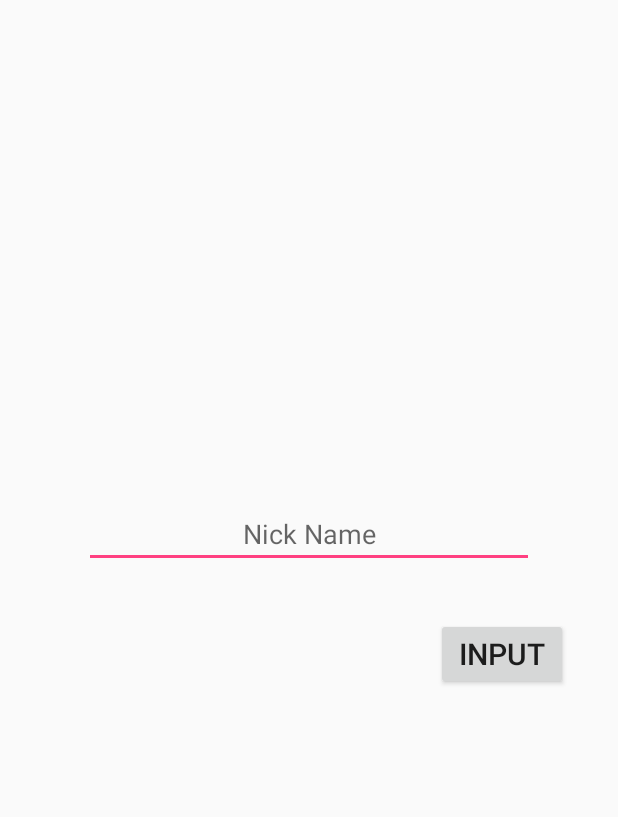
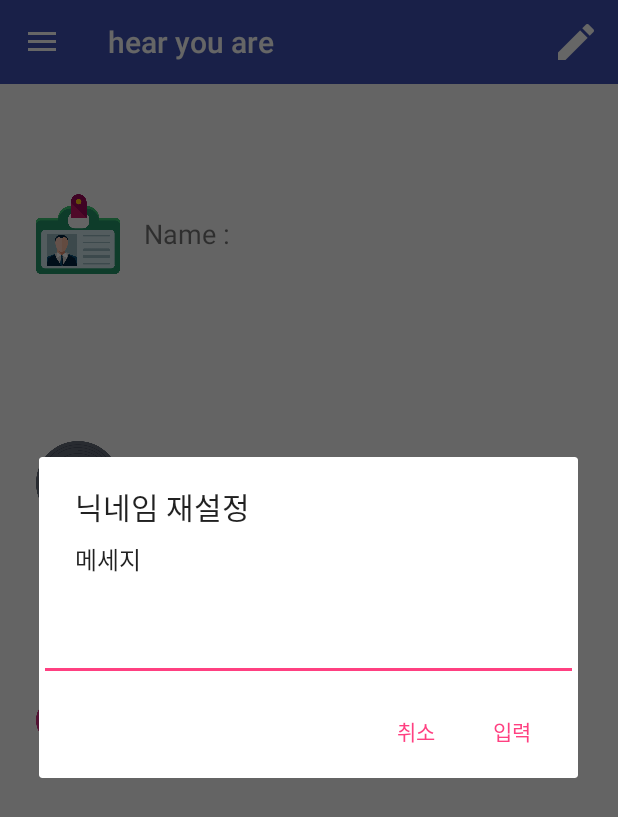
Before and after one commit to rlawlstjd0077/hear-you-are, an Android app: the fragment ProfileFragment placed in its activity, after a tap on "Menu item", on a phone screen of 412 x 824 dp. Shown: the top 817 px of the screen. Run offline under Robolectric (Android 15) with nearby library versions, the phone set to English and light mode, and no system bars; libraries missing offline, so code that uses them is left out: com.gun0912.tedpermission; 2 statements that could not run were skipped.

Commit message:
Add Modify NickName function and make DataBaseHelper class

```diff
--- a/hearyouare/app/src/main/java/com/example/dsm_025/hearyouare/MainActivity.java
+++ b/hearyouare/app/src/main/java/com/example/dsm_025/hearyouare/MainActivity.java
@@ -11,6 +11,7 @@ import android.support.v7.app.ActionBarActivity;
 import android.support.v7.app.AppCompatActivity;
 import android.os.Bundle;
 import android.support.v7.widget.Toolbar;
+import android.util.Log;
 import android.view.Menu;
 import android.widget.Toast;
 
@@ -29,6 +30,8 @@ public class MainActivity extends ActionBarActivity implements NavigationDrawerC
     private NavigationDrawerFragment mNavigationDrawerFragment;
     MainFragment mainFragment;
     ProfileFragment profileFragment;
+    final int REQUEST_CODE = 1;
+
     @Override
     protected void onCreate(Bundle savedInstanceState) {
         super.onCreate(savedInstanceState);
@@ -36,11 +39,13 @@ public class MainActivity extends ActionBarActivity implements NavigationDrawerC
         mToolbar = (Toolbar)findViewById(R.id.toolbar_actionbar);
         setSupportActionBar(mToolbar);
 
+        deleteDatabase("userinfo.db");
+        final DBHelper dbHelper = new DBHelper(getApplicationContext(),"userinfo.db",null,1);
         SharedPreferences preference = getSharedPreferences("a",MODE_PRIVATE);
         int firstviewshow = preference.getInt("First",0);
         if (firstviewshow != 1){
             Intent intent = new Intent(MainActivity.this,NicknameActivity.class);
-            startActivity(intent);
+            startActivityForResult(intent,REQUEST_CODE);
         }
 
         getSupportActionBar().setDisplayShowHomeEnabled(true);
@@ -79,6 +84,23 @@ public class MainActivity extends ActionBarActivity implements NavigationDrawerC
 
     }
     @Override
+    protected void onActivityResult(int requestCode,int resultCode,Intent data){
+        final DBHelper dbHelper = new DBHelper(getApplicationContext(),"userinfo.db",null,1);
+        super.onActivityResult(requestCode,resultCode,data);
+        if(resultCode != RESULT_OK){
+            Toast.makeText(MainActivity.this,"결과가 성공이 아님",Toast.LENGTH_SHORT).show();
+            return;
+        }
+
+        if(requestCode == REQUEST_CODE){
+            Toast.makeText(getApplicationContext(), "닉네임 : " + dbHelper.selectNickName(), Toast.LENGTH_SHORT).show();
+        } else {
+            Toast.makeText(MainActivity.this,"REQUEST_CODE가 성공이 아님",Toast.LENGTH_SHORT).show();
+        }
+    }
+
+
+    @Override
     public boolean onCreateOptionsMenu(Menu menu) {
         getMenuInflater().inflate(R.menu.main, menu);
         return super.onCreateOptionsMenu(menu);
--- a/hearyouare/app/src/main/java/com/example/dsm_025/hearyouare/ProfileFragment.java
+++ b/hearyouare/app/src/main/java/com/example/dsm_025/hearyouare/ProfileFragment.java
@@ -1,15 +1,18 @@
 package com.example.dsm_025.hearyouare;
 
 
+import android.content.DialogInterface;
 import android.content.Intent;
 import android.os.Bundle;
 import android.support.annotation.Nullable;
 import android.support.v4.app.Fragment;
+import android.support.v7.app.AlertDialog;
 import android.view.LayoutInflater;
 import android.view.Menu;
 import android.view.MenuItem;
 import android.view.View;
 import android.view.ViewGroup;
+import android.widget.EditText;
 import android.widget.ImageView;
 import android.widget.Toast;
 
@@ -18,8 +21,6 @@ import android.widget.Toast;
  */
 
 public class ProfileFragment extends Fragment {
-
-
     @Override
     public void onCreate(Bundle savedInstanceState) {
         super.onCreate(savedInstanceState);
@@ -34,11 +35,32 @@ public class ProfileFragment extends Fragment {
     }
 
     public boolean onOptionsItemSelected(MenuItem item){
+        final DBHelper dbHelper = new DBHelper(getContext(),"userinfo.db",null,1);
+        AlertDialog.Builder alert = new AlertDialog.Builder(getActivity());
         switch (item.getItemId()){
             case R.id.menu_search:
-                Intent intent = new Intent(ProfileFragment.this.getActivity(), NicknameActivity.class);
-                startActivity(intent);
-                break;
+                //Intent intent = new Intent(ProfileFragment.this.getActivity(), NicknameActivity.class);
+                //startActivity(intent);
+                alert.setTitle("닉네임 재설정");
+                alert.setMessage("메세지");
+                final EditText input = new EditText(getActivity());
+                alert.setView(input);
+
+                alert.setPositiveButton("입력", new DialogInterface.OnClickListener() {
+                    @Override
+                    public void onClick(DialogInterface dialog, int whichButton) {
+                        String value = input.getText().toString();
+                        value.toString();
+                        dbHelper.updateNickName(value);
+                        Toast.makeText(getContext(), "닉네임 : " + dbHelper.selectNickName(), Toast.LENGTH_SHORT).show();
+                    }
+                });
+                alert.setNegativeButton("취소", new DialogInterface.OnClickListener(){
+                    public void onClick(DialogInterface dialog, int whichButton){
+                    }
+                });
+                alert.show();
+               break;
             default:
                 return super.onOptionsItemSelected(item);
         }
```
Also changed, not shown: hearyouare/app/src/main/java/com/example/dsm_025/hearyouare/DBHelper.java (added, +83 -0 lines), hearyouare/app/src/main/java/com/example/dsm_025/hearyouare/NicknameActivity.java (+7 -1 lines).
